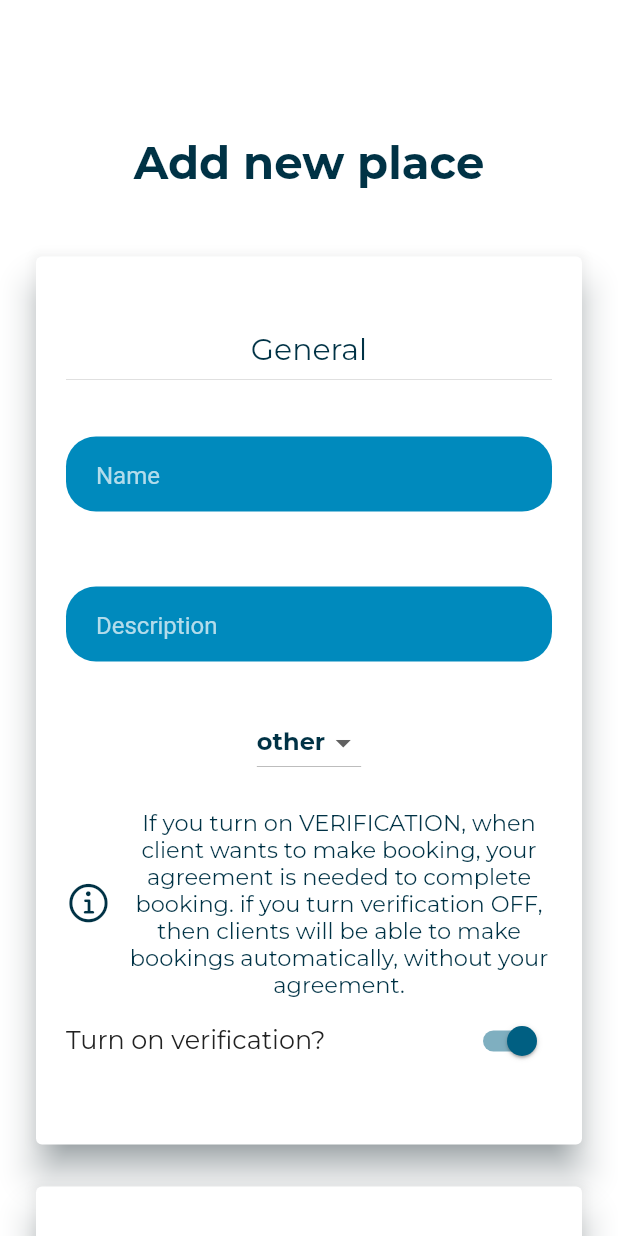
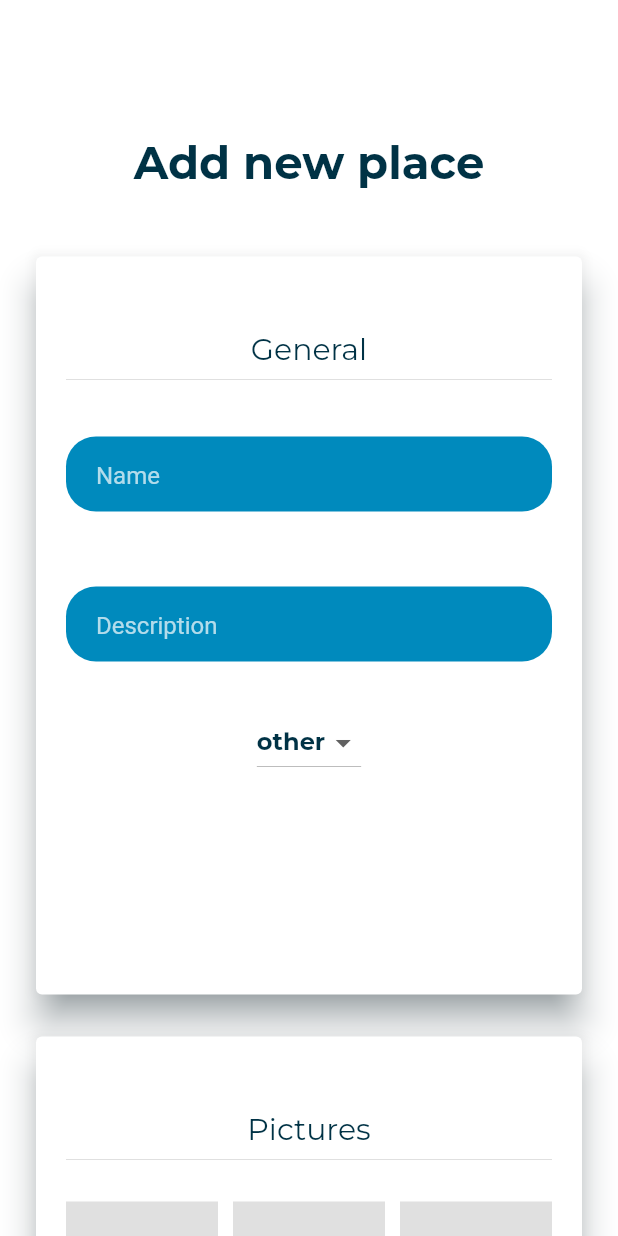
Before and after one commit to pbd14/Footy-Business, a Flutter app: the AddPlaceScreen screen opened directly with empty values, on a phone screen of 412 x 824 dp. Run offline on Flutter 3.47's test engine with Material 2 defaults, Android fonts, the phone set to English and light mode, and no system bars; drawn by our look-alikes of overlay_support; our stand-ins replace cached_network_image, carousel_slider, cloud_firestore, date_format, firebase_auth, firebase_core and 10 more; missing offline and left inert: encrypt, flutter_screen_lock; accounts and stored records are empty.

Commit message:
Updated place addition and edition

```diff
--- a/lib/Screens/PlacesScreens/add_place_screen.dart
+++ b/lib/Screens/PlacesScreens/add_place_screen.dart
@@ -121,7 +121,7 @@ class _AddPlaceScreenState extends State<AddPlaceScreen> {
                     ),
                     SizedBox(height: 30),
                     CardW(
-                      ph: 600,
+                      ph: 500,
                       width: 0.7,
                       child: Padding(
                         padding: const EdgeInsets.all(20.0),
@@ -193,75 +193,78 @@ class _AddPlaceScreenState extends State<AddPlaceScreen> {
                               },
                             ),
                             SizedBox(height: 20),
-                            Row(
-                              mainAxisAlignment: MainAxisAlignment.start,
-                              children: [
-                                Icon(
-                                  CupertinoIcons.info_circle,
-                                  color: darkPrimaryColor,
-                                  size: 30,
-                                ),
-                                SizedBox(
-                                  width: 10,
-                                ),
-                                Expanded(
-                                  child: Column(
-                                    crossAxisAlignment:
-                                        CrossAxisAlignment.start,
-                                    children: [
-                                      Text(
-                                        'If you turn on VERIFICATION, when client wants to make booking, your agreement is needed to complete booking. if you turn verification OFF, then clients will be able to make bookings automatically, without your agreement.',
-                                        overflow: TextOverflow.ellipsis,
-                                        maxLines: 200,
-                                        textAlign: TextAlign.center,
-                                        style: GoogleFonts.montserrat(
-                                          textStyle: TextStyle(
-                                            color: darkPrimaryColor,
-                                            fontSize: 15,
-                                          ),
-                                        ),
-                                      )
-                                    ],
-                                  ),
-                                ),
-                              ],
-                            ),
-                            SizedBox(
-                              height: 5,
-                            ),
-                            Row(
-                              children: [
-                                Expanded(
-                                  flex: 7,
-                                  child: Text(
-                                    'Turn on verification?',
-                                    overflow: TextOverflow.ellipsis,
-                                    style: GoogleFonts.montserrat(
-                                      textStyle: TextStyle(
-                                        color: darkColor,
-                                        fontSize: 17,
-                                        fontWeight: FontWeight.w400,
-                                      ),
-                                    ),
-                                  ),
-                                ),
-                                SizedBox(width: 5),
-                                Align(
-                                  alignment: Alignment.centerRight,
-                                  child: Switch(
-                                    activeColor: primaryColor,
-                                    value: needsVer,
-                                    onChanged: (val) {
-                                      if (this.mounted) {
-                                        setState(() {
-                                          this.needsVer = val;
-                                        });
-                                      }
-                                    },
-                                  ),
-                                ),
-                              ],
-                            ),
+
+                            // IMPORTANT
+
+                            // Row(
+                            //   mainAxisAlignment: MainAxisAlignment.start,
+                            //   children: [
+                            //     Icon(
+                            //       CupertinoIcons.info_circle,
+                            //       color: darkPrimaryColor,
+                            //       size: 30,
+                            //     ),
+                            //     SizedBox(
+                            //       width: 10,
+                            //     ),
+                            //     Expanded(
+                            //       child: Column(
+                            //         crossAxisAlignment:
+                            //             CrossAxisAlignment.start,
+                            //         children: [
+                            //           Text(
+                            //             'If you turn on VERIFICATION, when client wants to make booking, your agreement is needed to complete booking. if you turn verification OFF, then clients will be able to make bookings automatically, without your agreement.',
+                            //             overflow: TextOverflow.ellipsis,
+                            //             maxLines: 200,
+                            //             textAlign: TextAlign.center,
+                            //             style: GoogleFonts.montserrat(
+                            //               textStyle: TextStyle(
+                            //                 color: darkPrimaryColor,
+                            //                 fontSize: 15,
+                            //               ),
+                            //             ),
+                            //           )
+                            //         ],
+                            //       ),
+                            //     ),
+                            //   ],
+                            // ),
+                            // SizedBox(
+                            //   height: 5,
+                            // ),
+                            // Row(
+                            //   children: [
+                            //     Expanded(
+                            //       flex: 7,
+                            //       child: Text(
+                            //         'Turn on verification?',
+                            //         overflow: TextOverflow.ellipsis,
+                            //         style: GoogleFonts.montserrat(
+                            //           textStyle: TextStyle(
+                            //             color: darkColor,
+                            //             fontSize: 17,
+                            //             fontWeight: FontWeight.w400,
+                            //           ),
+                            //         ),
+                            //       ),
+                            //     ),
+                            //     SizedBox(width: 5),
+                            //     Align(
+                            //       alignment: Alignment.centerRight,
+                            //       child: Switch(
+                            //         activeColor: primaryColor,
+                            //         value: needsVer,
+                            //         onChanged: (val) {
+                            //           if (this.mounted) {
+                            //             setState(() {
+                            //               this.needsVer = val;
+                            //             });
+                            //           }
+                            //         },
+                            //       ),
+                            //     ),
+                            //   ],
+                            // ),
                           ],
                         ),
                       ),
```
Also changed, not shown: lib/Screens/ManagementScreen/components/edit_place.dart (+23 -23 lines).
